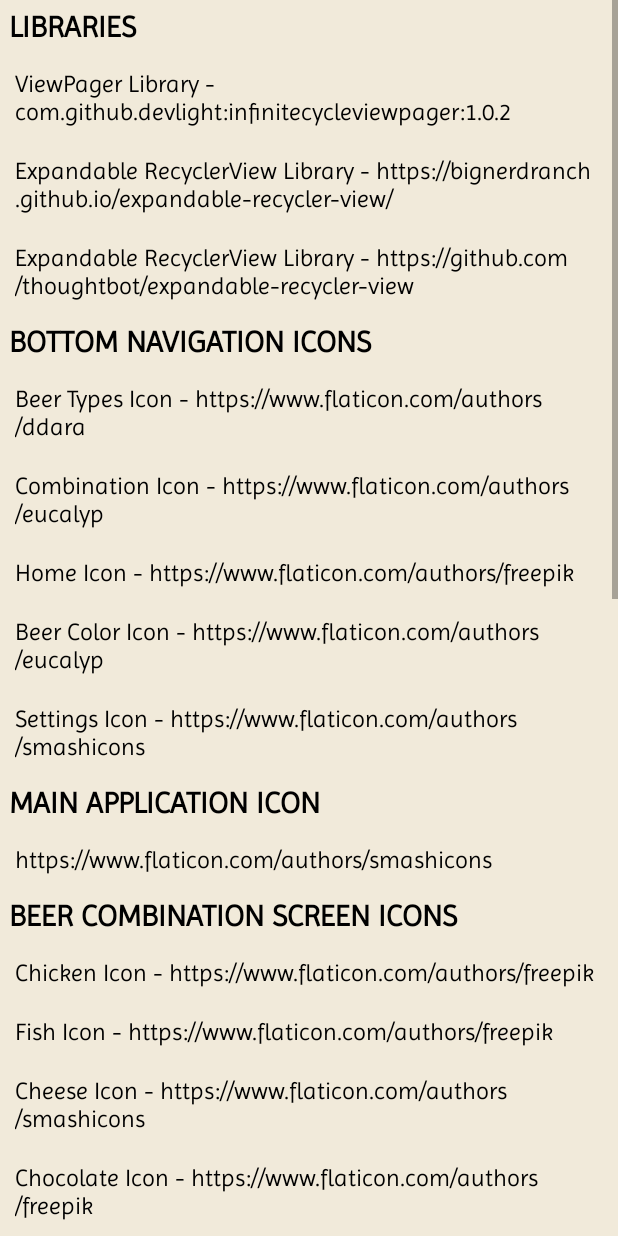
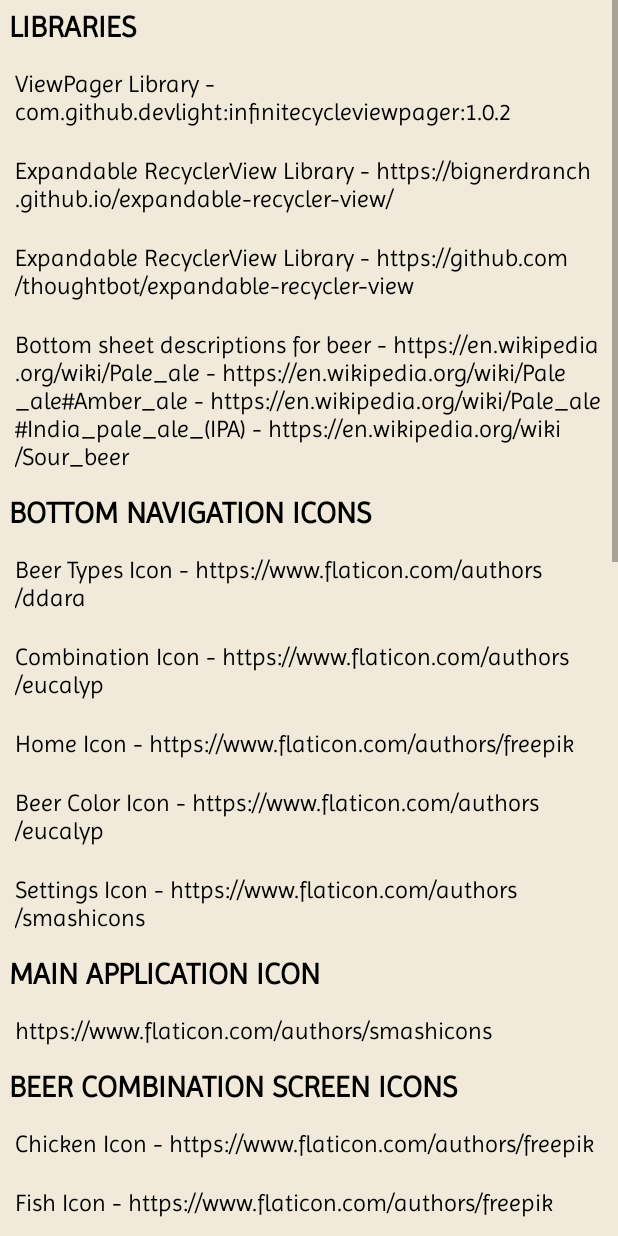
Before and after one commit to JonathanStevanka143/BeerCheer, an Android app: the CreditsActivity screen opened directly, with no data from a screen before it, on a phone screen of 412 x 824 dp. Run offline under Robolectric (Android 15) with nearby library versions, the phone set to English and light mode, and no system bars.

Commit message:
added information to bottom sheet
-searched for descriptions on the different types of beer
-edited credits screen

```diff
--- a/app/src/main/res/drawable-v24/button_layout.xml
+++ b/app/src/main/res/drawable-v24/button_layout.xml
@@ -6,5 +6,5 @@
         android:bottomLeftRadius="30dp"
         android:topRightRadius="30dp"
         android:bottomRightRadius="30dp"/>
-    <solid android:color="@color/colorPrimaryDark"/>
+    <solid android:color="@color/colorAccent"/>
 </shape>
--- a/app/src/main/res/layout/activity_credits.xml
+++ b/app/src/main/res/layout/activity_credits.xml
@@ -52,7 +52,16 @@
                 android:textColor="#000000"
                 android:textSize="16dp" />
 
-        <TextView
+            <TextView
+                android:id="@+id/textView3"
+                android:layout_width="match_parent"
+                android:layout_height="wrap_content"
+                android:padding="10sp"
+                android:text="@string/wikipediaIcon"
+                android:textColor="#000000"
+                android:textSize="16dp" />
+
+            <TextView
             android:layout_width="match_parent"
             android:layout_height="wrap_content"
             android:padding="6sp"
--- a/app/src/main/res/layout/each_beer.xml
+++ b/app/src/main/res/layout/each_beer.xml
@@ -22,12 +22,12 @@
         android:layout_width="160dp"
         android:layout_height="44dp"
         android:layout_marginStart="70dp"
-        android:layout_marginBottom="8dp"
+        android:layout_marginTop="8dp"
         android:background="@drawable/button_layout"
         android:text="More Info"
         android:textAllCaps="true"
         android:textColor="@android:color/background_light"
-        app:layout_constraintBottom_toBottomOf="@+id/eachBeerImage"
-        app:layout_constraintStart_toStartOf="@+id/eachBeerImage" />
+        app:layout_constraintStart_toStartOf="@+id/eachBeerImage"
+        app:layout_constraintTop_toBottomOf="@+id/eachBeerImage" />
 
 </android.support.constraint.ConstraintLayout>
--- a/app/src/main/res/values/strings.xml
+++ b/app/src/main/res/values/strings.xml
@@ -122,6 +122,9 @@
     <string name="eggIcon">Egg Items Icon- https://www.flaticon.com/authors/pixel-buddha</string>
     <string name="musselIcon">Mussel Food Icon - https://www.flaticon.com/authors/freepik</string>
     <string name="porkIcon">Pork Icon - https://www.flaticon.com/authors/freepik</string>
+    <string name="wikipediaIcon">Bottom sheet descriptions for beer - https://en.wikipedia.org/wiki/Pale_ale -
+        https://en.wikipedia.org/wiki/Pale_ale#Amber_ale - https://en.wikipedia.org/wiki/Pale_ale#India_pale_ale_(IPA) -
+        https://en.wikipedia.org/wiki/Sour_beer</string>
 
     <!--Settings Screen Strings-->
     <string name="contactTitle">CONTACT</string>
@@ -180,4 +183,5 @@
     <string name="approx">Approx Color:</string>
 
 
+
 </resources>
```
Also changed, not shown: app/src/main/java/com/example/utsav/beercheer/BeerType.java (+17 -17 lines), app/src/main/res/layout/bottom_sheet.xml (+6 -3 lines).
